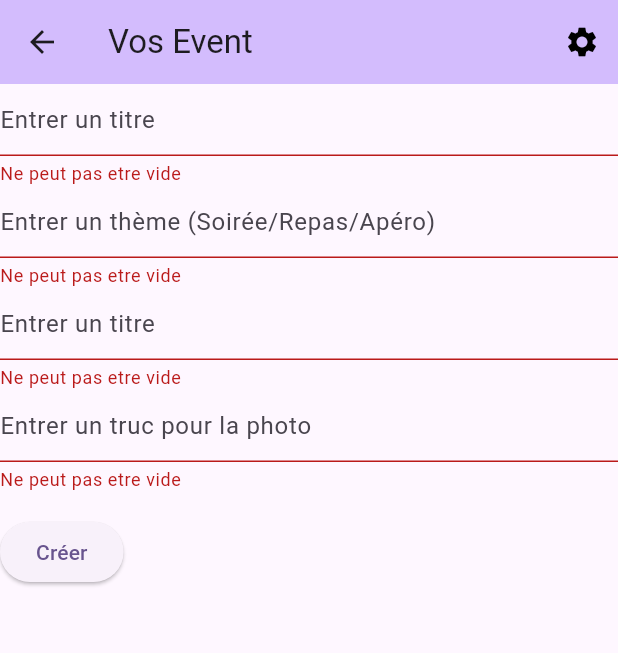
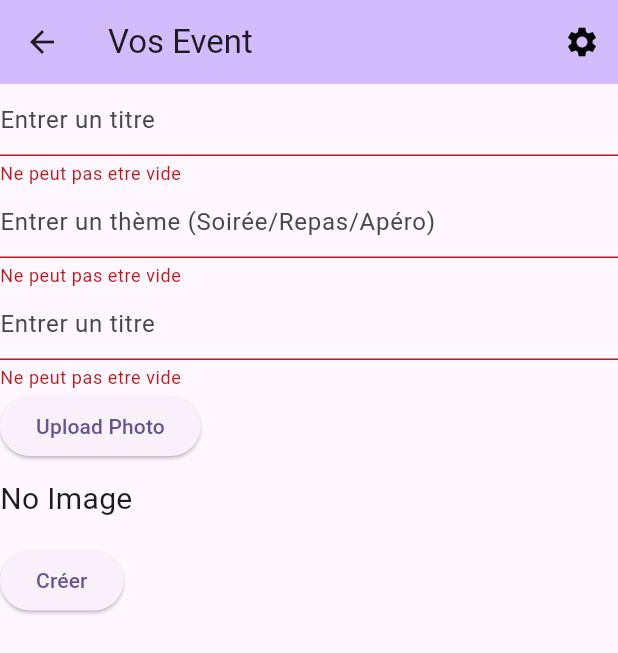
Before and after one commit to JeanFourest/projet_flutter_1, a Flutter app: the OurEvent screen opened directly, after a tap on "Créer", on a phone screen of 412 x 824 dp. Shown: the top 653 px of the screen. Run offline on Flutter 3.47's test engine with Material 2 defaults, Android fonts, the phone set to English and light mode, and no system bars; our stand-ins replace image_picker; missing offline and left inert: dart:ffi, mongo_dart.

Commit message:
add: upload image event+tournament

```diff
--- a/lib/db.dart
+++ b/lib/db.dart
@@ -38,7 +38,13 @@ class MongoDatabase {
         'password': user.password,
         'email': user.email,
         'photo': user.photo,
+        'phoneNumber': '',
+        'age': 0,
+        'link': '',
+        'isAdmin': false,
+        'isDP': false,
       });
+      print('Utilisateur : $user.username a été créé avec succès');
     } catch (e) {
       print('Erreur lors de la création du compte: $e');
     }
--- a/lib/pages/profil/our_event.dart
+++ b/lib/pages/profil/our_event.dart
@@ -2,6 +2,12 @@ import 'dart:ffi';
 
 import 'package:flutter/material.dart';
 import 'dart:math';
+
+import 'package:projet_flutter_1/db.dart';
+import 'package:projet_flutter_1/models/user.dart';
+import 'dart:convert';
+import 'dart:io';
+import 'package:image_picker/image_picker.dart';
 
 class OurEvent extends StatefulWidget {
   const OurEvent({Key? key, required this.title});
@@ -41,8 +47,71 @@ class creerEvent extends StatefulWidget {
   _creerEventState createState() => _creerEventState();
 }
 
+
+
 class _creerEventState extends State<creerEvent> {
   final _keyForm = GlobalKey<FormState>();
+
+  XFile? image;
+
+  final picker = ImagePicker();
+
+  final User user = User(
+      username: '',
+      password: '',
+      email: '',
+      photo: '',
+      phoneNumber: '',
+      age: 0,
+      link: '',
+      isAdmin: false,
+      isDP: false);
+
+  Future getImage(ImageSource media) async {
+    var img = await picker.pickImage(source: media);
+
+    setState(() {
+      if (img != null) {
+        List<int> imageBytes = File(img.path).readAsBytesSync();
+        String base64Image = base64Encode(imageBytes);
+        user.photo = base64Image;
+        image = img;
+      }
+    });
+  }
+
+  // show popup dialog
+  void myAlert() {
+    showDialog(
+        context: context,
+        builder: (BuildContext context) {
+          return AlertDialog(
+            shape:
+            RoundedRectangleBorder(borderRadius: BorderRadius.circular(8)),
+            title: const Text('Please choose media to select'),
+            content: Container(
+              height: MediaQuery.of(context).size.height / 6,
+              child: Column(
+                children: [
+                  ElevatedButton(
+                    //if user click this button, user can upload image from gallery
+                    onPressed: () {
+                      Navigator.pop(context);
+                      getImage(ImageSource.gallery);
+                    },
+                    child: const Row(
+                      children: [
+                        Icon(Icons.image),
+                        Text('From Gallery'),
+                      ],
+                    ),
+                  ),
+                ],
+              ),
+            ),
+          );
+        });
+  }
 
   @override
   Widget build(BuildContext context) {
@@ -82,16 +151,45 @@ class _creerEventState extends State<creerEvent> {
               return null;
             },
           ),
-          TextFormField(
-            decoration:
-                const InputDecoration(hintText: 'Entrer un truc pour la photo'),
-            validator: (value) {
-              // validator => regarde chaque textfield si il est valide => retourne true/false (activer par le validate())
-              if (value == null || value.isEmpty) {
-                return 'Ne peut pas etre vide';
-              }
-              return null;
+          // TextFormField(
+          //   decoration:
+          //       const InputDecoration(hintText: 'Entrer un truc pour la photo'),
+          //   validator: (value) {
+          //     // validator => regarde chaque textfield si il est valide => retourne true/false (activer par le validate())
+          //     if (value == null || value.isEmpty) {
+          //       return 'Ne peut pas etre vide';
+          //     }
+          //     return null;
+          //   },
+          // ),
+          ElevatedButton(
+            onPressed: () {
+              myAlert();
             },
+            child: const Text('Upload Photo'),
+          ),
+          const SizedBox(
+            height: 10,
+          ),
+          //if image not null show the image
+          //if image null show text
+          image != null
+              ? Padding(
+            padding: const EdgeInsets.symmetric(horizontal: 20),
+            child: ClipRRect(
+              borderRadius: BorderRadius.circular(8),
+              child: Image.file(
+                //to show image, you type like this.
+                File(image!.path),
+                fit: BoxFit.cover,
+                width: MediaQuery.of(context).size.width,
+                height: 300,
+              ),
+            ),
+          )
+              : const Text(
+            "No Image",
+            style: TextStyle(fontSize: 20),
           ),
           Padding(
             padding: const EdgeInsets.symmetric(vertical: 16),
--- a/lib/pages/register.dart
+++ b/lib/pages/register.dart
@@ -87,7 +87,7 @@ class _Register extends State<Register> {
   Widget build(BuildContext context) {
     return Scaffold(
         appBar: AppBar(
-          title: const Text('Upload Image'),
+          title: const Text('Ajouter une image'),
         ),
         body: Center(
             child: Column(children: [
@@ -145,7 +145,7 @@ class _Register extends State<Register> {
                   onPressed: () {
                     if (_formKey.currentState!.validate()) {
                       ScaffoldMessenger.of(context).showSnackBar(
-                          const SnackBar(content: Text('Creating account')));
+                          const SnackBar(content: Text('Création d\'un compte ...')));
 
                       User user = User(
                         username: usernameController.text,
```
Also changed, not shown: lib/main.dart (+8 -1 lines), lib/pages/home_page.dart (+12 -0 lines), lib/pages/profil/our_tournament.dart (+154 -9 lines).
